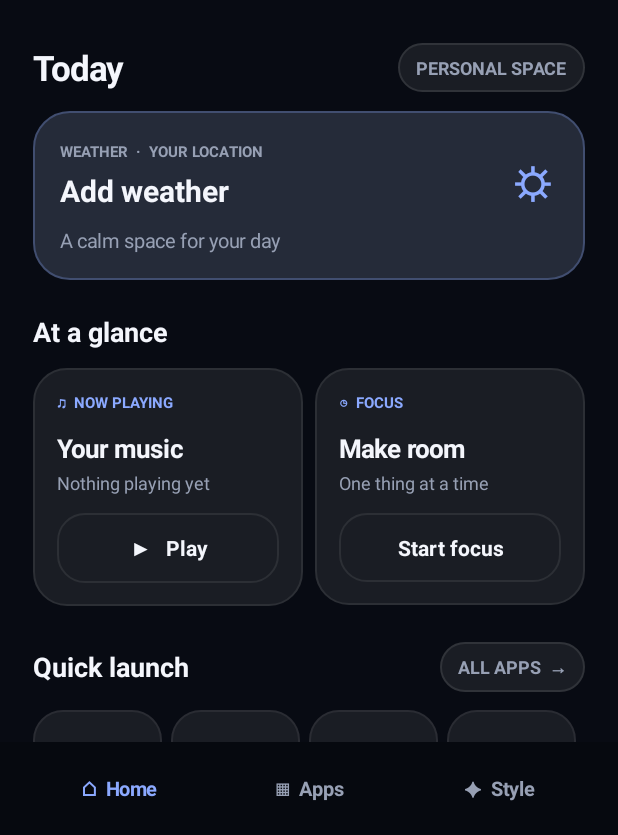
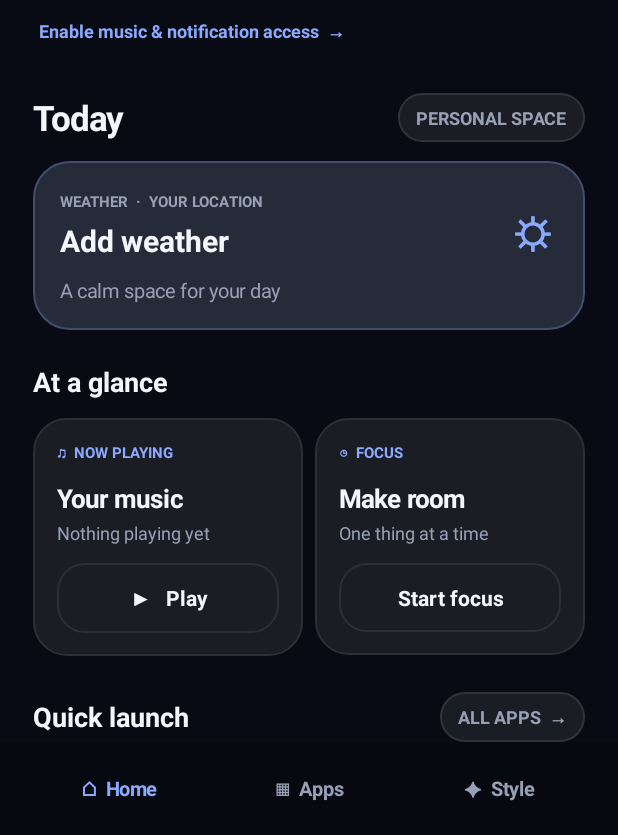
Before and after one commit to nixh1132-creator/NixhOS, an Android app: the screen it shows after launch (MainActivity), on a phone screen of 412 x 824 dp, the part 401-1236 px from its top. Run offline under Robolectric (Android 15) with nearby library versions, the phone set to English and light mode, and no system bars.

Commit message:
Add notification access setup shortcut to NixhOS home

```diff
--- a/app/src/main/java/com/nixh/os/launcher/MainActivity.java
+++ b/app/src/main/java/com/nixh/os/launcher/MainActivity.java
@@ -94,6 +94,13 @@ public class MainActivity extends Activity {
         island.addView(islandText,new LinearLayout.LayoutParams(0,dp(24),1));
         island.addView(label("•••",16,muted,true));
         content.addView(island,new LinearLayout.LayoutParams(-1,-2));
+        TextView notificationAccess=label("Enable music & notification access  →",12,accent,true);
+        notificationAccess.setPadding(dp(4),dp(12),dp(4),dp(4));
+        content.addView(notificationAccess);
+        notificationAccess.setOnClickListener(v->{
+            try { startActivity(new Intent("android.settings.ACTION_NOTIFICATION_LISTENER_SETTINGS")); }
+            catch(Exception e) { Toast.makeText(this,"Open Settings → Notifications → Device & app notifications",Toast.LENGTH_LONG).show(); }
+        });
         island.setOnClickListener(v -> {
             if (android.provider.Settings.canDrawOverlays(this)) {
                 startService(new Intent(this, DynamicIslandService.class));
```
